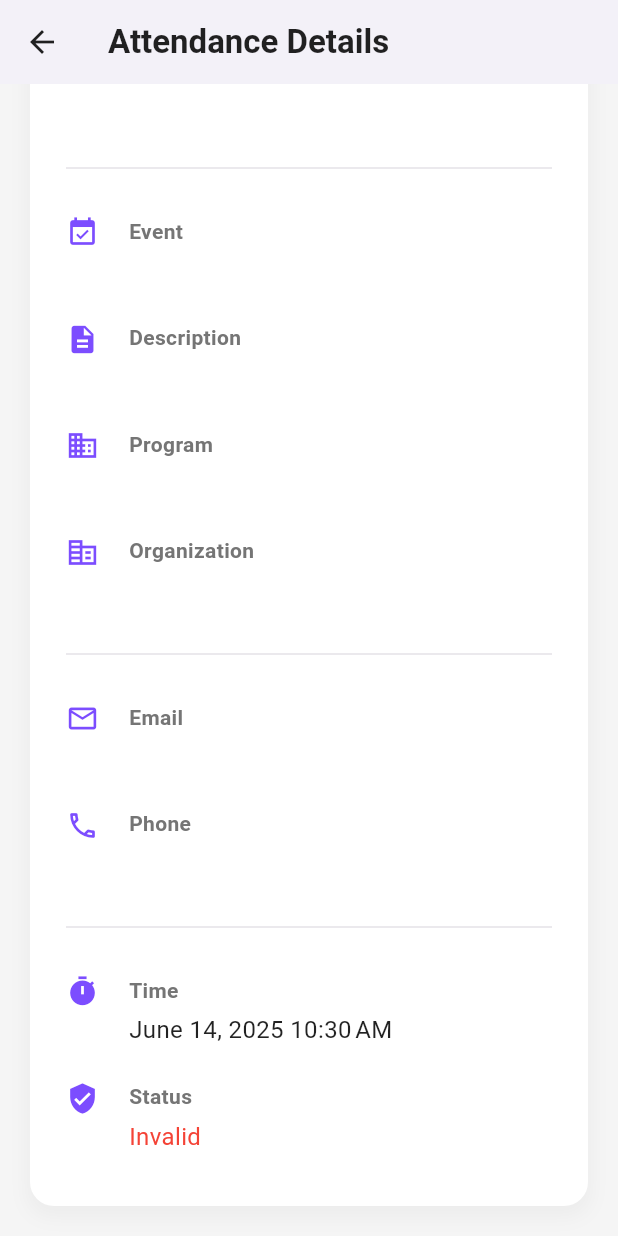
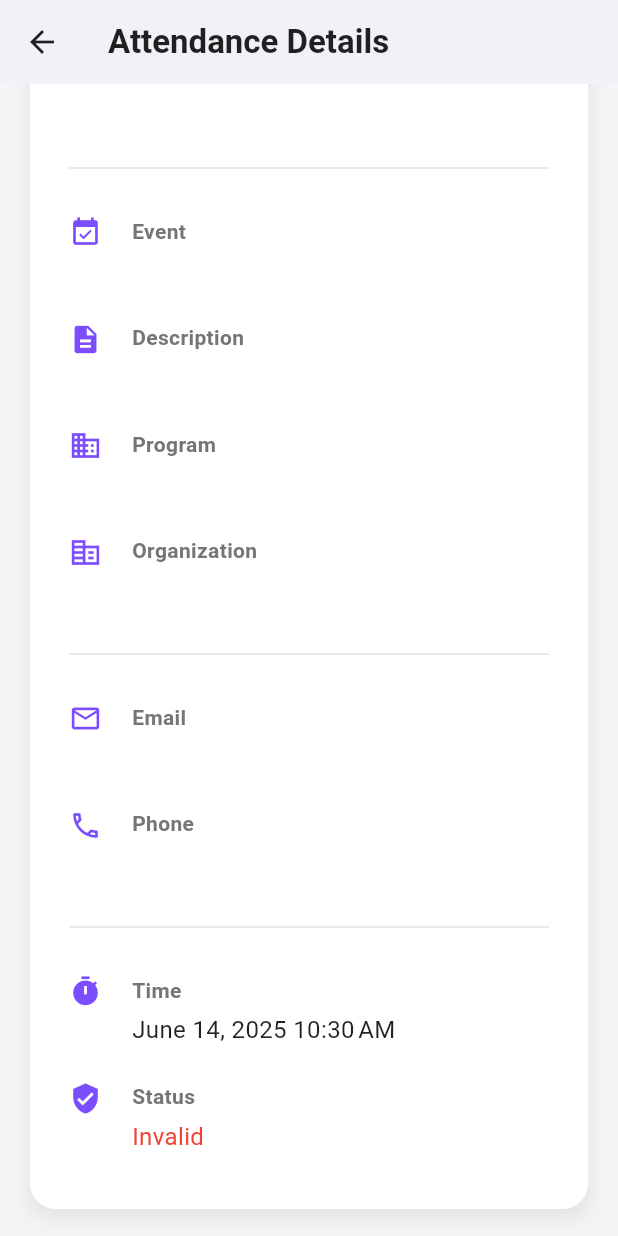
Before and after one commit to Natan-Asrat/attendance-mobile, a Flutter app: the AttendanceDetailScreen screen opened directly with empty values, scrolled down 158 dp, on a phone screen of 412 x 824 dp. Run offline on Flutter 3.47's test engine with Material 3 defaults, Android fonts, the phone set to English and light mode, and no system bars; our stand-ins replace shared_preferences, signature; accounts and stored records are empty.

```diff
--- a/lib/screens/attendance_detail_screen.dart
+++ b/lib/screens/attendance_detail_screen.dart
@@ -22,13 +22,13 @@ class AttendanceDetailScreen extends StatelessWidget {
         child: Column(
           children: [
             Container(
-              padding: const EdgeInsets.all(24),
+              padding: const EdgeInsets.all(26),
               decoration: BoxDecoration(
                 color: Colors.white,
-                borderRadius: BorderRadius.circular(16),
+                borderRadius: BorderRadius.circular(17),
                 boxShadow: [
                   BoxShadow(
-                    color: Colors.grey.withOpacity(0.1),
+                    color: Colors.grey.withOpacity(0.2),
                     spreadRadius: 2,
                     blurRadius: 10,
                     offset: const Offset(0, 5),
@@ -42,7 +42,7 @@ class AttendanceDetailScreen extends StatelessWidget {
                     child: Column(
                       children: [
                         CircleAvatar(
-                          radius: 40,
+                          radius: 39,
                           backgroundColor: Colors.deepPurpleAccent.withOpacity(0.1),
                           child: const Icon(Icons.person_pin, size: 40, color: Colors.deepPurpleAccent),
                         ),
@@ -58,6 +58,7 @@ class AttendanceDetailScreen extends StatelessWidget {
                         const SizedBox(height: 4),
                         Text(
                           attendance.displayName,
+
                           style: TextStyle(fontSize: 16, color: Colors.grey[600]),
                         ),
                       ],
--- a/lib/screens/create_attendance_screen.dart
+++ b/lib/screens/create_attendance_screen.dart
@@ -15,6 +15,7 @@ class _CreateAttendanceScreenState extends State<CreateAttendanceScreen> {
   final SignatureController _signatureController = SignatureController(
     penStrokeWidth: 5,
     penColor: Colors.black,
+    exportBackgroundColor: Colors.transparent,
     exportBackgroundColor: Colors.white,
   );
 
```
